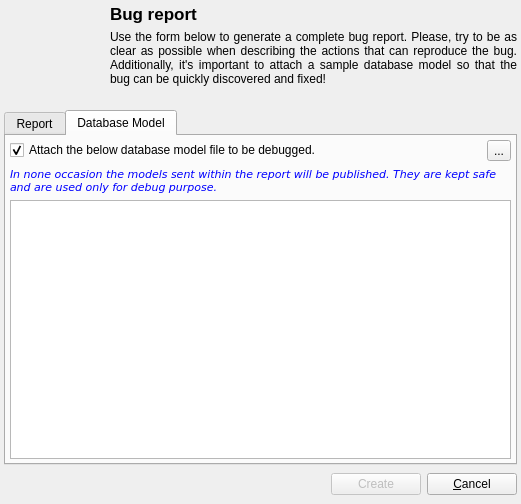
Qt form libpgmodeler_ui/ui/bugreportform.ui (pgmodeler/pgmodeler) before a commit.
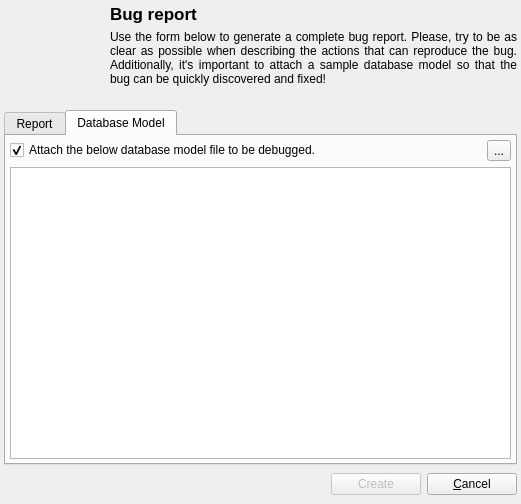
The same form after that commit. The open tabs and pages were chosen to show the change. Icons and pictures are not drawn.

Commit message: Adjustments on warning and hint messages in editing forms

Diff of the .ui file:
```diff
--- a/libpgmodeler_ui/ui/bugreportform.ui
+++ b/libpgmodeler_ui/ui/bugreportform.ui
@@ -485,66 +485,6 @@
        <property name="bottomMargin">
         <number>4</number>
        </property>
-       <item row="1" column="0" colspan="2">
-        <widget class="QLabel" name="hint3_lbl">
-         <property name="enabled">
-          <bool>true</bool>
-         </property>
-         <property name="palette">
-          <palette>
-           <active>
-            <colorrole role="WindowText">
-             <brush brushstyle="SolidPattern">
-              <color alpha="255">
-               <red>0</red>
-               <green>0</green>
-               <blue>255</blue>
-              </color>
-             </brush>
-            </colorrole>
-           </active>
-           <inactive>
-            <colorrole role="WindowText">
-             <brush brushstyle="SolidPattern">
-              <color alpha="255">
-               <red>0</red>
-               <green>0</green>
-               <blue>255</blue>
-              </color>
-             </brush>
-            </colorrole>
-           </inactive>
-           <disabled>
-            <colorrole role="WindowText">
-             <brush brushstyle="SolidPattern">
-              <color alpha="255">
-               <red>117</red>
-               <green>114</green>
-               <blue>112</blue>
-              </color>
-             </brush>
-            </colorrole>
-           </disabled>
-          </palette>
-         </property>
-         <property name="font">
-          <font>
-           <family>DejaVu Sans</family>
-           <pointsize>8</pointsize>
-           <italic>true</italic>
-          </font>
-         </property>
-         <property name="text">
-          <string>In none occasion the models sent within the report will be published. They are kept safe and are used only for debug purpose. </string>
-         </property>
-         <property name="textFormat">
-          <enum>Qt::PlainText</enum>
-         </property>
-         <property name="wordWrap">
-          <bool>true</bool>
-         </property>
-        </widget>
-       </item>
        <item row="0" column="0" colspan="2">
         <widget class="QWidget" name="attach_wgt" native="true">
          <property name="minimumSize">
@@ -601,7 +541,7 @@
          <zorder>attach_mod_chk</zorder>
         </widget>
        </item>
-       <item row="2" column="0" colspan="2">
+       <item row="1" column="0" colspan="2">
         <widget class="QPlainTextEdit" name="model_txt">
          <property name="enabled">
           <bool>true</bool>
```
Left out of the diff: 3 changed lines with no effect on the pictures. The commit also changes 26 other files.
